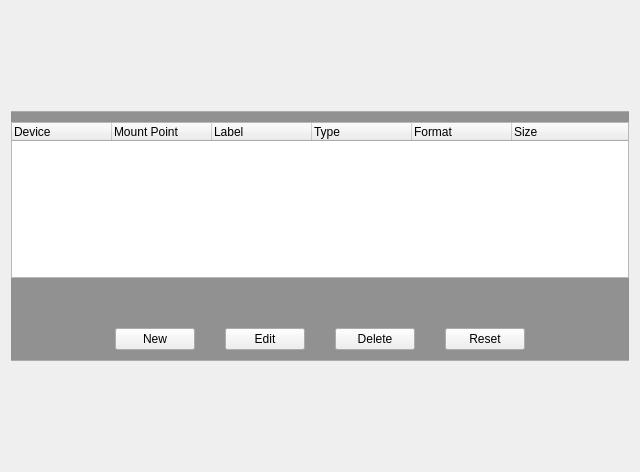
Old version of the form yali/gui/Ui/manualpartwidget.ui in the repository dadas45li/yali.
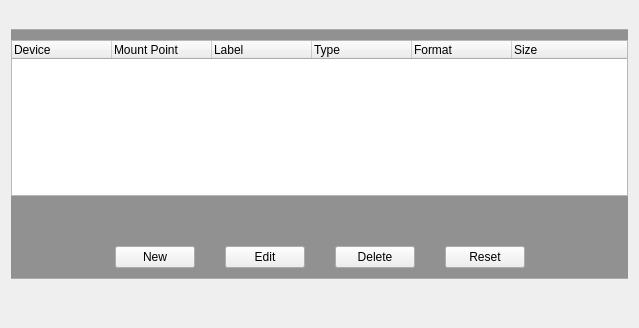
New version of the form.

The edit to the form file:
```diff
--- a/yali/gui/Ui/manualpartwidget.ui
+++ b/yali/gui/Ui/manualpartwidget.ui
@@ -6,8 +6,8 @@
    <rect>
     <x>0</x>
     <y>0</y>
-    <width>640</width>
-    <height>472</height>
+    <width>639</width>
+    <height>328</height>
    </rect>
   </property>
   <property name="windowTitle">
@@ -219,6 +219,22 @@
      </layout>
     </widget>
    </item>
+   <item row="2" column="0">
+    <spacer name="verticalSpacer_2">
+     <property name="orientation">
+      <enum>Qt::Vertical</enum>
+     </property>
+     <property name="sizeType">
+      <enum>QSizePolicy::Fixed</enum>
+     </property>
+     <property name="sizeHint" stdset="0">
+      <size>
+       <width>20</width>
+       <height>20</height>
+      </size>
+     </property>
+    </spacer>
+   </item>
   </layout>
  </widget>
  <resources>
```
